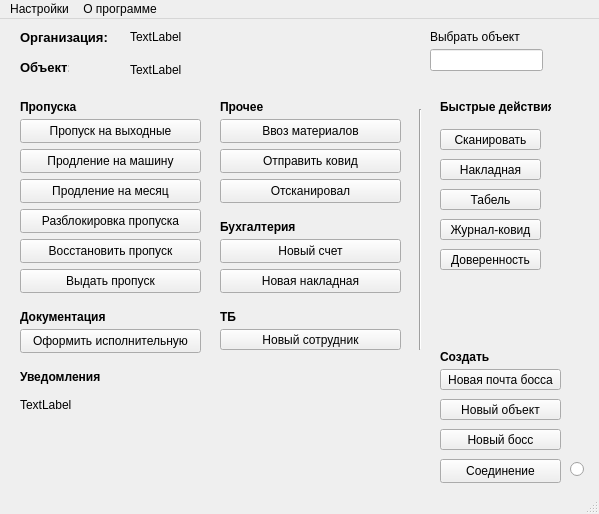
This is my_helper/notebook/designer_ui/main_menu.ui in SmolPO/vertical as Qt 5 draws it before an edit. The edited form follows.
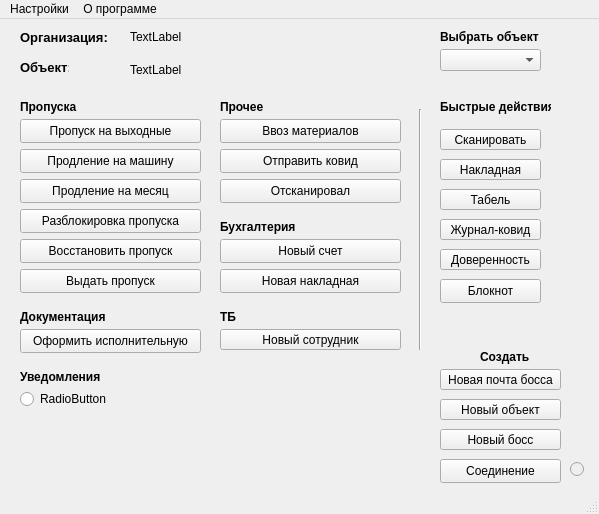
This is the edited form.

```diff
--- a/my_helper/notebook/designer_ui/main_menu.ui
+++ b/my_helper/notebook/designer_ui/main_menu.ui
@@ -169,25 +169,20 @@
      <string>Объект:</string>
     </property>
    </widget>
-   <widget class="QLineEdit" name="ui_chose_build">
-    <property name="geometry">
-     <rect>
-      <x>430</x>
-      <y>30</y>
-      <width>113</width>
-      <height>22</height>
-     </rect>
-    </property>
-   </widget>
    <widget class="QLabel" name="ui_l_chose">
     <property name="geometry">
      <rect>
-      <x>430</x>
+      <x>440</x>
       <y>10</y>
       <width>101</width>
       <height>16</height>
      </rect>
     </property>
+    <property name="font">
+     <font>
+      <bold>true</bold>
+     </font>
+    </property>
     <property name="text">
      <string>Выбрать объект</string>
     </property>
@@ -286,14 +281,17 @@
       <x>20</x>
       <y>370</y>
       <width>291</width>
-      <height>31</height>
+      <height>101</height>
      </rect>
     </property>
     <layout class="QVBoxLayout" name="ui_notification">
+     <property name="sizeConstraint">
+      <enum>QLayout::SetMaximumSize</enum>
+     </property>
      <item>
-      <widget class="QLabel" name="label_6">
+      <widget class="QRadioButton" name="radioButton">
        <property name="text">
-        <string>TextLabel</string>
+        <string>RadioButton</string>
        </property>
       </widget>
      </item>
@@ -426,7 +424,7 @@
    <widget class="QLabel" name="ui_l_create">
     <property name="geometry">
      <rect>
-      <x>440</x>
+      <x>480</x>
       <y>330</y>
       <width>49</width>
       <height>16</height>
@@ -564,6 +562,9 @@
     </property>
    </widget>
    <widget class="QRadioButton" name="r_connect">
+    <property name="enabled">
+     <bool>false</bool>
+    </property>
     <property name="geometry">
      <rect>
       <x>570</x>
@@ -576,6 +577,29 @@
      <string/>
     </property>
    </widget>
+   <widget class="QPushButton" name="b_notepad">
+    <property name="geometry">
+     <rect>
+      <x>440</x>
+      <y>260</y>
+      <width>101</width>
+      <height>24</height>
+     </rect>
+    </property>
+    <property name="text">
+     <string>Блокнот</string>
+    </property>
+   </widget>
+   <widget class="QComboBox" name="cb_builds">
+    <property name="geometry">
+     <rect>
+      <x>440</x>
+      <y>30</y>
+      <width>101</width>
+      <height>22</height>
+     </rect>
+    </property>
+   </widget>
   </widget>
   <widget class="QStatusBar" name="statusbar"/>
   <widget class="QMenuBar" name="menubar">
```
